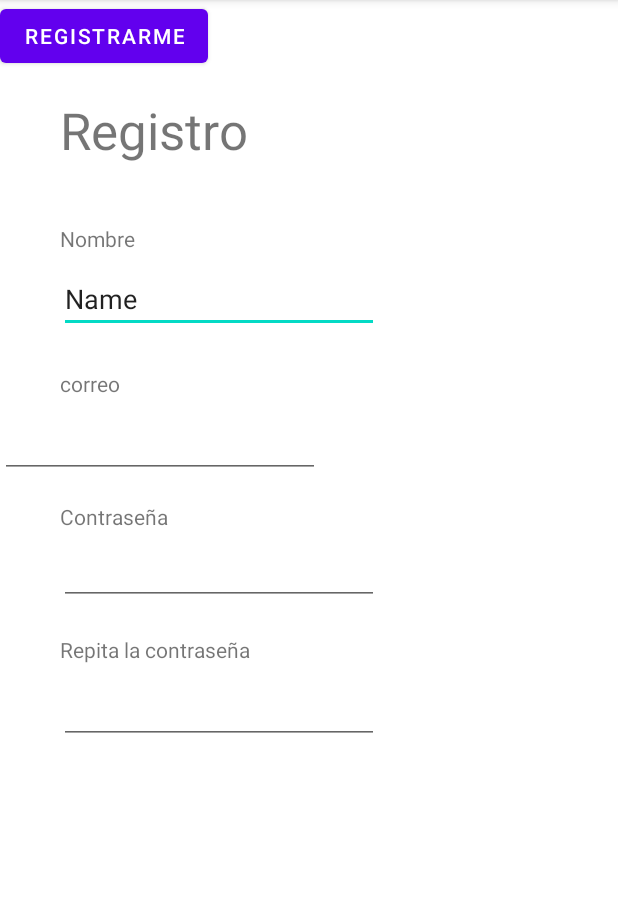
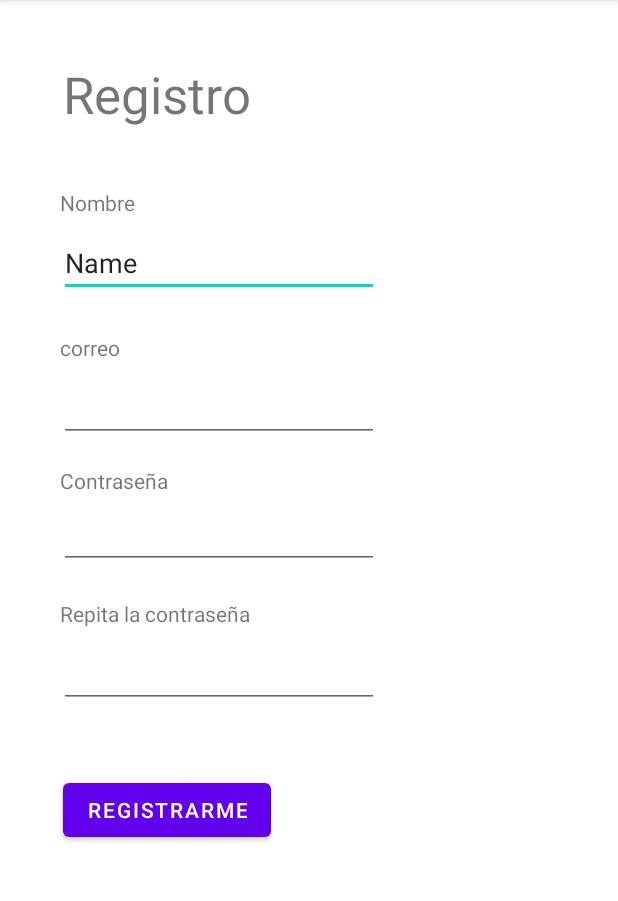
Before and after one commit to danielavelosar/training-for-gym-app, an Android app: the Registro screen opened directly, with no data from a screen before it, on a phone screen of 412 x 824 dp, the part 84-985 px from its top. Run offline under Robolectric (Android 15) with nearby library versions, the phone set to English and light mode, and no system bars.

Commit message:
avance login-registro

```diff
--- a/app/build.gradle
+++ b/app/build.gradle
@@ -32,6 +32,7 @@ android {
 
 dependencies {
 
+    implementation 'com.google.code.gson:gson:2.8.6'
     implementation 'androidx.appcompat:appcompat:1.3.1'
     implementation 'com.google.android.material:material:1.4.0'
     implementation 'androidx.constraintlayout:constraintlayout:2.1.0'
--- a/app/src/main/java/com/example/trackingforgym/Registro.java
+++ b/app/src/main/java/com/example/trackingforgym/Registro.java
@@ -1,14 +1,43 @@
 package com.example.trackingforgym;
+
+import android.os.Bundle;
+import android.view.View;
+import android.widget.EditText;
+import android.widget.Toast;
 
 import androidx.appcompat.app.AppCompatActivity;
 
-import android.os.Bundle;
+import com.example.trackingforgym.data.DataBase;
 
 public class Registro extends AppCompatActivity {
+    EditText nombre;
+    EditText correo;
+    EditText clave;
+    EditText clave0;
+    String response;
 
     @Override
     protected void onCreate(Bundle savedInstanceState) {
         super.onCreate(savedInstanceState);
         setContentView(R.layout.activity_registro);
+
+        nombre = (EditText) findViewById(R.id.registro_nombre);
+        correo = (EditText) findViewById(R.id.registro_correo);
+        clave = (EditText) findViewById(R.id.registroClave);
+        clave0 = (EditText) findViewById(R.id.registroClave0);
+    }
+
+    public void addUser(View view) {
+        if(clave.getText().toString().equals(clave0.getText().toString()))
+        response= DataBase.addUser(nombre.getText().toString(),correo.getText().toString(),clave.getText().toString());
+        if(response.equals("\"succes\""))
+            finish();
+        else if(response.equals("\"already exists\"")){
+            Toast toast = Toast.makeText(this, "ya está en uso este correo", Toast.LENGTH_LONG);
+            toast.show();
+        }
+            Toast toast = Toast.makeText(this, response, Toast.LENGTH_LONG);
+        toast.show();
+        //System.out.println("oprimido");
     }
 }
--- a/app/src/main/res/layout/activity_registro.xml
+++ b/app/src/main/res/layout/activity_registro.xml
@@ -10,11 +10,11 @@
         android:id="@+id/titulo_registro"
         android:layout_width="wrap_content"
         android:layout_height="wrap_content"
-        android:layout_marginTop="64dp"
+        android:layout_marginTop="40dp"
         android:text="Registro"
         android:textSize="34sp"
         app:layout_constraintEnd_toEndOf="parent"
-        app:layout_constraintHorizontal_bias="0.14"
+        app:layout_constraintHorizontal_bias="0.147"
         app:layout_constraintStart_toStartOf="parent"
         app:layout_constraintTop_toTopOf="parent" />
 
@@ -82,8 +82,10 @@
         android:layout_marginTop="8dp"
         android:ems="10"
         android:inputType="textEmailAddress"
-        app:layout_constraintTop_toBottomOf="@+id/registro_correo_titulo"
-        tools:layout_editor_absoluteX="40dp" />
+        app:layout_constraintEnd_toEndOf="parent"
+        app:layout_constraintHorizontal_bias="0.199"
+        app:layout_constraintStart_toStartOf="parent"
+        app:layout_constraintTop_toBottomOf="@+id/registro_correo_titulo" />
 
     <EditText
         android:id="@+id/registroClave"
@@ -113,7 +115,11 @@
         android:id="@+id/btnRegistroUsuario"
         android:layout_width="wrap_content"
         android:layout_height="wrap_content"
+        android:layout_marginTop="44dp"
+        android:onClick="addUser"
         android:text="Registrarme"
-        tools:layout_editor_absoluteX="42dp"
-        tools:layout_editor_absoluteY="530dp" />
+        app:layout_constraintEnd_toEndOf="parent"
+        app:layout_constraintHorizontal_bias="0.154"
+        app:layout_constraintStart_toStartOf="parent"
+        app:layout_constraintTop_toBottomOf="@+id/registroClave0" />
 </androidx.constraintlayout.widget.ConstraintLayout>
```
Also changed, not shown: app/src/main/AndroidManifest.xml (+9 -4 lines), app/src/main/java/com/example/trackingforgym/MainActivity.java (+26 -6 lines), app/src/main/java/com/example/trackingforgym/data/DataBase.java (added, +58 -0 lines), app/src/main/java/com/example/trackingforgym/data/Session.java (added, +30 -0 lines), app/src/main/java/com/example/trackingforgym/data/User.java (added, +35 -0 lines), app/src/main/java/com/example/trackingforgym/login.java (+41 -1 lines), app/src/main/res/layout/activity_login.xml (+9 -7 lines).
